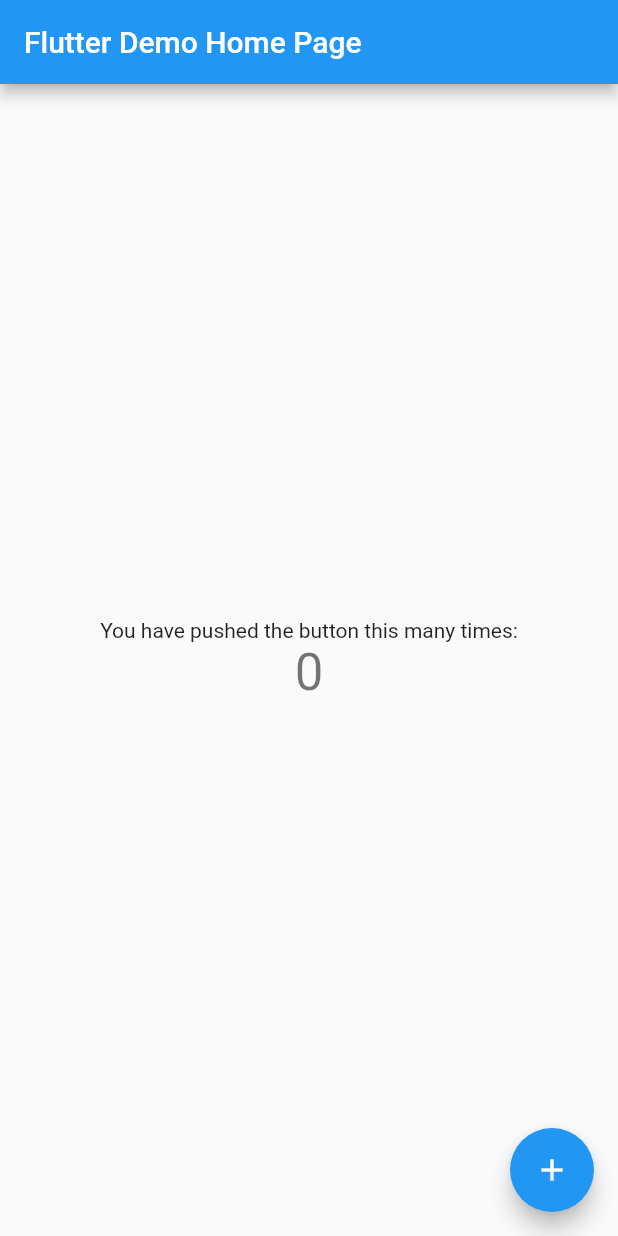
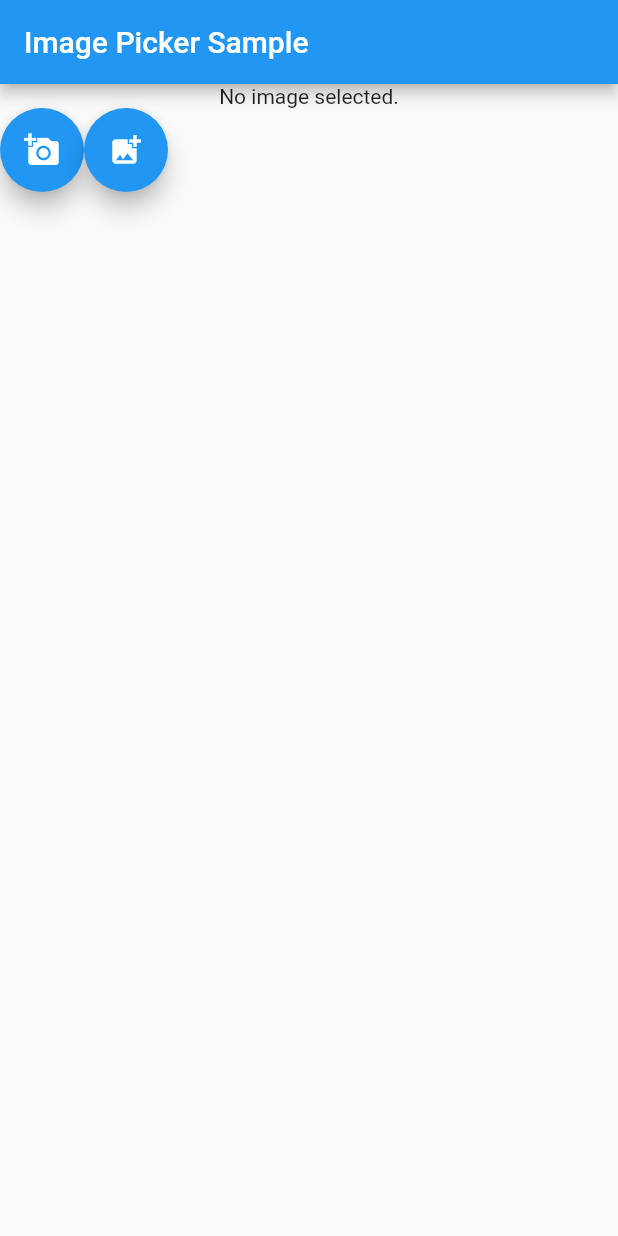
Before and after one commit to t-kawauchiya/camera_app, a Flutter app: the screen it shows after launch, on a phone screen of 412 x 824 dp. Run offline on Flutter 3.47's test engine with Material 2 defaults, Android fonts, the phone set to English and light mode, and no system bars; our stand-ins replace image_picker.

```diff
--- /dev/null
+++ b/lib/_main.dart
@@ -0,0 +1,43 @@
+import 'package:flutter/material.dart';
+import 'package:image_picker/image_picker.dart';
+import 'dart:io';
+
+void main() {
+  runApp(MyApp());
+}
+
+class MyApp extends StatelessWidget {
+  @override
+  Widget build(BuildContext context) {
+    return MaterialApp(
+        home: Scaffold(
+      appBar: AppBar(
+        title: Text('title'),
+      ),
+      body: Center(
+        child: Column(
+          mainAxisAlignment: MainAxisAlignment.center,
+          children: <Widget>[
+            Text(
+              'photo',
+            ),
+            FloatingActionButton(
+              onPressed: getImage,
+              tooltip: 'Increment',
+              child: Icon(Icons.add_a_photo),
+            )
+          ],
+        ),
+      ),
+    ));
+  }
+
+  final picker = ImagePicker();
+  File? _image;
+  Future getImage() async {
+    final pickedFile = await picker.pickImage(source: ImageSource.camera);
+    if (pickedFile != null) {
+      this._image = File(pickedFile.path);
+    }
+  }
+}
--- a/lib/main.dart
+++ b/lib/main.dart
@@ -1,63 +1,69 @@
+import 'dart:io';
+
 import 'package:flutter/material.dart';
+import 'package:image_picker/image_picker.dart';
+import 'package:path_provider/path_provider.dart';
 
-void main() {
-  runApp(MyApp());
-}
+import 'FileController.dart';
+
+void main() => runApp(MyApp());
 
 class MyApp extends StatelessWidget {
   @override
   Widget build(BuildContext context) {
     return MaterialApp(
-      title: 'Flutter Demo',
-      theme: ThemeData(
-        primarySwatch: Colors.blue,
-      ),
-      home: MyHomePage(title: 'Flutter Demo Home Page'),
+      home: MyHomePage(),
     );
   }
 }
 
 class MyHomePage extends StatefulWidget {
-  MyHomePage({Key? key, required this.title}) : super(key: key);
-  final String title;
   @override
   _MyHomePageState createState() => _MyHomePageState();
 }
 
 class _MyHomePageState extends State<MyHomePage> {
-  int _counter = 0;
-
-  void _incrementCounter() {
-    setState(() {
-      _counter++;
-    });
-  }
-
+  File? _image;
   @override
   Widget build(BuildContext context) {
     return Scaffold(
-      appBar: AppBar(
-        title: Text(widget.title),
-      ),
-      body: Center(
-        child: Column(
-          mainAxisAlignment: MainAxisAlignment.center,
-          children: <Widget>[
-            Text(
-              'You have pushed the button this many times:',
-            ),
-            Text(
-              '$_counter',
-              style: Theme.of(context).textTheme.headline4,
-            ),
+        appBar: AppBar(
+          title: Text('Image Picker Sample'),
+        ),
+        body: Container(
+            child: Column(
+          children: [
+            _image == null
+                ? Text('No image selected.')
+                : Image.memory(_image!.readAsBytesSync()),
+            Row(children: [
+              FloatingActionButton(
+                  onPressed: () {
+                    _getImageFromDevice(ImageSource.camera);
+                  },
+                  child: Icon(Icons.add_a_photo)),
+              FloatingActionButton(
+                onPressed: () {
+                  _getImageFromDevice(ImageSource.gallery);
+                },
+                child: Icon(Icons.add_photo_alternate),
+              )
+            ])
           ],
-        ),
-      ),
-      floatingActionButton: FloatingActionButton(
-        onPressed: _incrementCounter,
-        tooltip: 'Increment',
-        child: Icon(Icons.add),
-      ), // This trailing comma makes auto-formatting nicer for build methods.
-    );
+        )));
+  }
+
+  final picker = ImagePicker();
+  final fileController = FileController();
+
+  Future _getImageFromDevice(ImageSource source) async {
+    var _imageFile = await picker.pickImage(source: source);
+    if (_imageFile == null) {
+      return;
+    }
+    var savedFile = await fileController.saveLocalImage(File(_imageFile.path));
+    setState(() {
+      _image = savedFile;
+    });
   }
 }
```
Also changed, not shown: lib/FileController.dart (added, +33 -0 lines), pubspec.yaml (+6 -59 lines), pubspec.lock, 4 other files.
